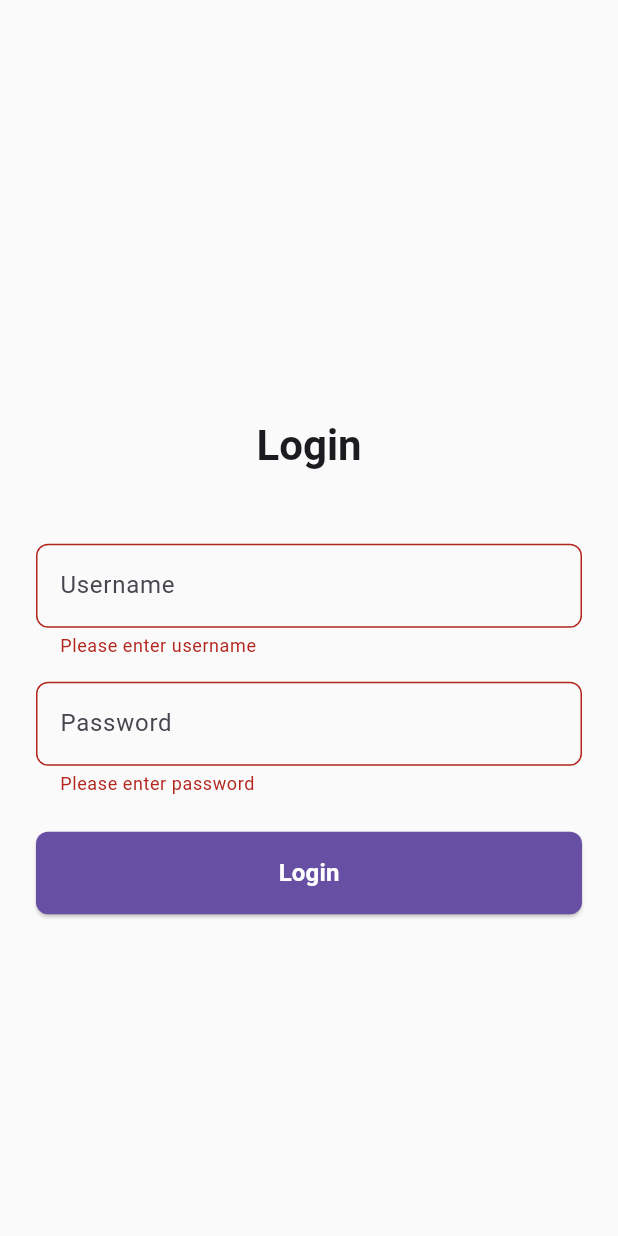
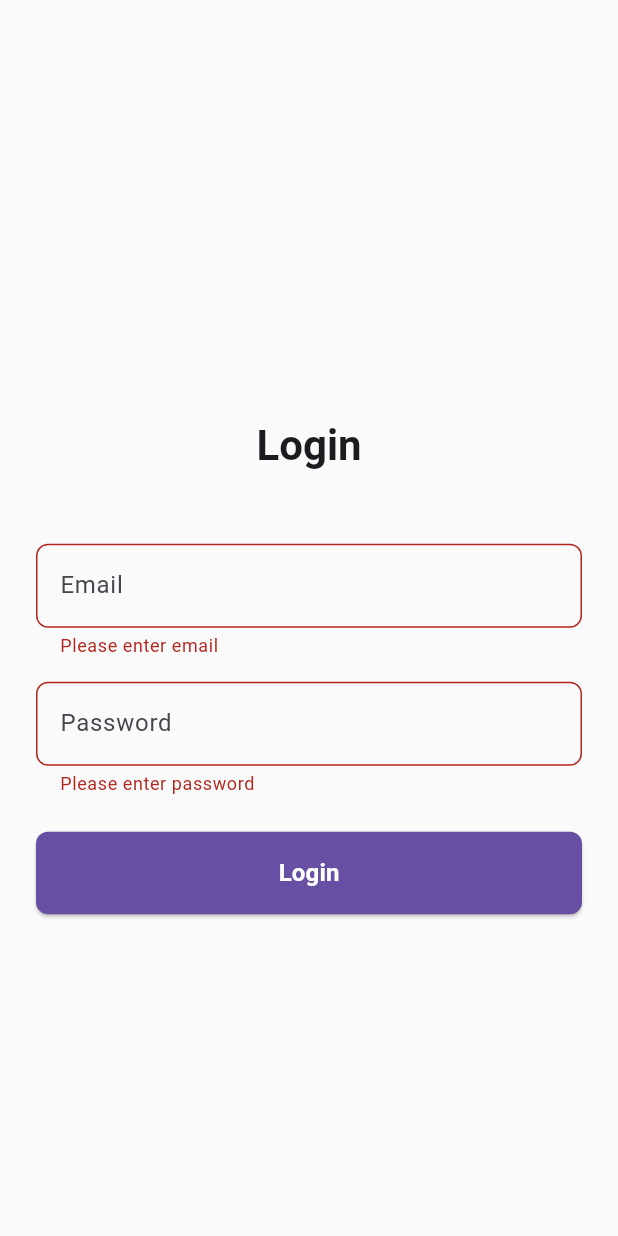
Before and after one commit to chuda203/User-Management-App, a Flutter app: the screen it shows after launch, after a tap on "Login", on a phone screen of 412 x 824 dp. Run offline on Flutter 3.47's test engine with Material 3 defaults, Android fonts, the phone set to English and light mode, and no system bars; accounts and stored records are empty; network calls fail.

Commit message:
feat(login): switch from username to email auth

```diff
--- a/lib/modules/login/components/login_form_component.dart
+++ b/lib/modules/login/components/login_form_component.dart
@@ -3,7 +3,7 @@ import '../../../core/components/custom_text_field.dart';
 import '../../../core/components/custom_button.dart';
 
 class LoginFormComponent extends StatelessWidget {
-  final TextEditingController usernameController;
+  final TextEditingController emailController;
   final TextEditingController passwordController;
   final VoidCallback onLoginPressed;
   final bool isLoading;
@@ -11,7 +11,7 @@ class LoginFormComponent extends StatelessWidget {
 
   const LoginFormComponent({
     super.key,
-    required this.usernameController,
+    required this.emailController,
     required this.passwordController,
     required this.onLoginPressed,
     required this.isLoading,
@@ -26,12 +26,14 @@ class LoginFormComponent extends StatelessWidget {
         children: [
           CustomTextField(
             label: '',
-            hint: 'Username',
-            controller: usernameController,
+            hint: 'Email',
+            controller: emailController,
             prefixIcon: null,
             validator: (value) {
               if (value == null || value.isEmpty) {
-                return 'Please enter username';
+                return 'Please enter email';
+              } else if (!RegExp(r'^[\w-\.]+@([\w-]+\.)+[\w-]{2,4}$').hasMatch(value)) {
+                return 'Please enter a valid email address';
               }
               return null;
             },
--- a/lib/modules/login/models/login_request.dart
+++ b/lib/modules/login/models/login_request.dart
@@ -1,15 +1,15 @@
 class LoginRequest {
-  final String username;
+  final String email;
   final String password;
 
   LoginRequest({
-    required this.username,
+    required this.email,
     required this.password,
   });
 
   Map<String, dynamic> toJson() {
     return {
-      'username': username,
+      'email': email,
       'password': password,
     };
   }
--- a/lib/modules/login/services/login_mock_service.dart
+++ b/lib/modules/login/services/login_mock_service.dart
@@ -1,12 +1,13 @@
 import '../models/login_response.dart';
 
 class LoginMockService {
-  Future<LoginResponse> login(String username, String password) async {
+  Future<LoginResponse> login(String email, String password) async {
     // Simulate network delay (reduced for better UX)
     await Future.delayed(const Duration(milliseconds: 300));
 
-    // Mock validation - any non-empty username and password is valid
-    if (username.isNotEmpty && password.isNotEmpty) {
+    // Mock validation - check if email and password are not empty and email is valid
+    bool isValidEmail = RegExp(r'^[\w-\.]+@([\w-]+\.)+[\w-]{2,4}$').hasMatch(email);
+    if (email.isNotEmpty && password.isNotEmpty && isValidEmail) {
       return LoginResponse(
         token: 'mock_token_12345',
         success: true,
--- a/lib/modules/login/view_models/login_view_model.dart
+++ b/lib/modules/login/view_models/login_view_model.dart
@@ -11,12 +11,12 @@ class LoginViewModel extends ChangeNotifier {
   String? _errorMessage;
   String? get errorMessage => _errorMessage;
 
-  Future<LoginResponse> loginUser(String username, String password) async {
+  Future<LoginResponse> loginUser(String email, String password) async {
     _setLoading(true);
     _setErrorMessage(null);
 
     try {
-      final response = await _loginService.login(username, password);
+      final response = await _loginService.login(email, password);
       if (response.success) {
         _setErrorMessage(null);
       } else {
--- a/lib/modules/login/views/login_view.dart
+++ b/lib/modules/login/views/login_view.dart
@@ -12,13 +12,13 @@ class LoginView extends StatefulWidget {
 }
 
 class _LoginViewState extends State<LoginView> {
-  final TextEditingController _usernameController = TextEditingController();
+  final TextEditingController _emailController = TextEditingController();
   final TextEditingController _passwordController = TextEditingController();
   final GlobalKey<FormState> _formKey = GlobalKey<FormState>();
 
   @override
   void dispose() {
-    _usernameController.dispose();
+    _emailController.dispose();
     _passwordController.dispose();
     super.dispose();
   }
@@ -30,7 +30,7 @@ class _LoginViewState extends State<LoginView> {
       final loginViewModel = Provider.of<LoginViewModel>(context, listen: false);
 
       final response = await loginViewModel.loginUser(
-        _usernameController.text,
+        _emailController.text,
         _passwordController.text,
       );
 
@@ -61,7 +61,7 @@ class _LoginViewState extends State<LoginView> {
                 ),
                 const SizedBox(height: 48),
                 LoginFormComponent(
-                  usernameController: _usernameController,
+                  emailController: _emailController,
                   passwordController: _passwordController,
                   onLoginPressed: _performLogin,
                   isLoading: viewModel.isLoading,
```
